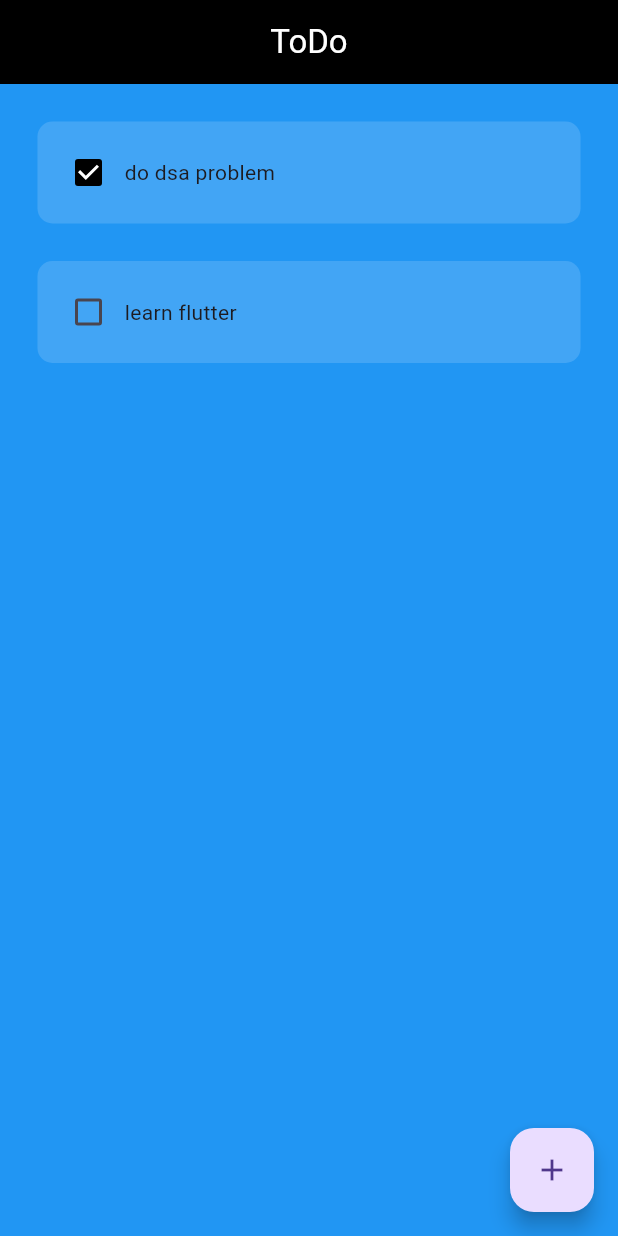
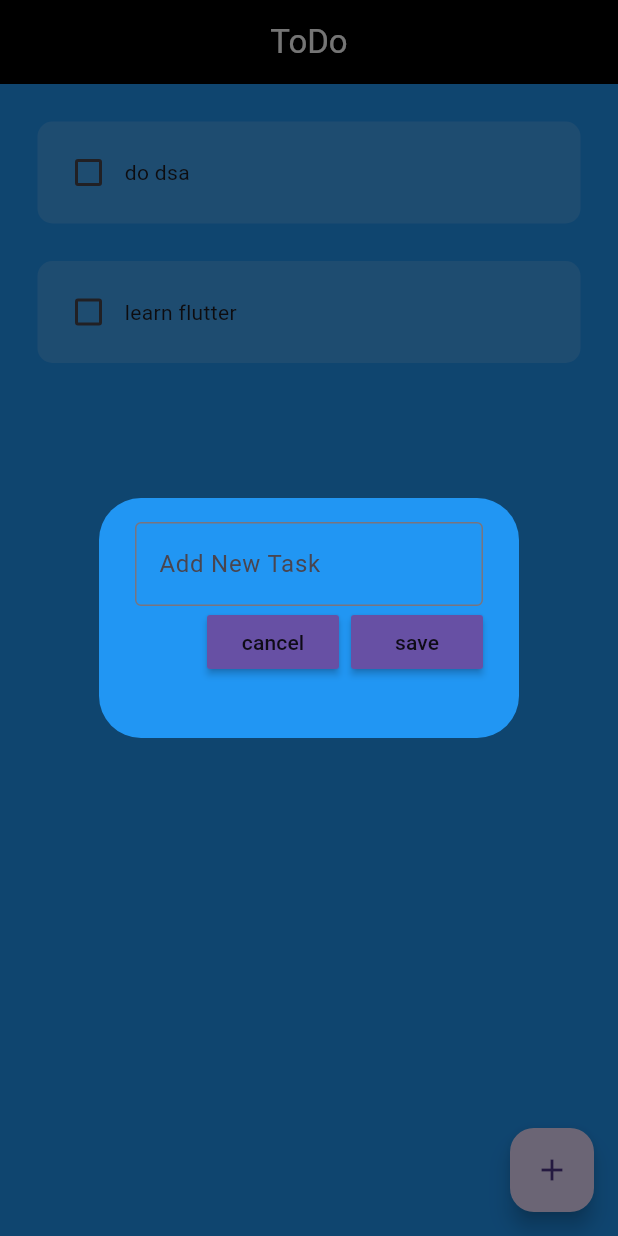
Before and after one commit to abhishekdotapp/Todo, a Flutter app: the screen it shows after launch, after a tap on the "add" icon, on a phone screen of 412 x 824 dp. Run offline on Flutter 3.47's test engine with Material 3 defaults, Android fonts, the phone set to English and light mode, and no system bars.

Commit message:
save task complete

```diff
--- a/lib/pages/home_page.dart
+++ b/lib/pages/home_page.dart
@@ -1,6 +1,6 @@
 import 'package:flutter/material.dart';
 import 'package:myapp/utils/todo_tile.dart';
-import 'package:myapp/utils/dialog_box.dart'
+import 'package:myapp/utils/dialog_box.dart';
 
 class HomePage extends StatefulWidget {
   const HomePage({super.key});
@@ -13,31 +13,38 @@ class _HomePageState extends State<HomePage> {
   void check() {
     print('hwllo');
   }
+
+  List todoList = [
+    ['do dsa', false],
+    ['learn flutter', false]
+  ];
+
   final _controller = TextEditingController();
   void checkBoxClicked(bool? value, int index) {
     setState(() {
-      todolist[index][1] = !todolist[index][1];
+      todoList[index][1] = !todoList[index][1];
     });
   }
 
-  void saveNewTask(){
-    setState((){
-      todoList.add([_controller.text,false]);
+  void saveNewTask() {
+    setState(() {
+      todoList.add([_controller.text, false]);
       _controller.clear();
-    })
+    });
     Navigator.of(context).pop();
   }
 
-  void createNewTask(){
-    showDialog(context: context, builder: (context){
-      return DialogBox(controller: _controller, onSave: saveNewTask, onCancel: () => Navigator.of(context).pop());
-    },);
+  void createNewTask() {
+    showDialog(
+      context: context,
+      builder: (context) {
+        return DialogBox(
+            controller: _controller,
+            onSave: saveNewTask,
+            onCancel: () => Navigator.of(context).pop());
+      },
+    );
   }
-
-  List todolist = [
-    ["do dsa problem", true],
-    ["learn flutter", false],
-  ];
 
   @override
   Widget build(BuildContext context) {
@@ -52,15 +59,15 @@ class _HomePageState extends State<HomePage> {
         backgroundColor: Colors.black,
       ),
       floatingActionButton: FloatingActionButton(
-        onPressed: check,
+        onPressed: createNewTask,
         child: Icon(Icons.add),
       ),
       body: ListView.builder(
-        itemCount: todolist.length,
+        itemCount: todoList.length,
         itemBuilder: (context, index) {
           return TodoTile(
-              taskname: todolist[index][0],
-              taskComplete: todolist[index][1],
+              taskname: todoList[index][0],
+              taskComplete: todoList[index][1],
               onChanged: (value) => checkBoxClicked(value, index));
         },
       ),
--- a/lib/utils/dialog_box.dart
+++ b/lib/utils/dialog_box.dart
@@ -7,7 +7,7 @@ class DialogBox extends StatelessWidget {
   final controller;
   VoidCallback onSave;
   VoidCallback onCancel;
-  const DialogBox({
+   DialogBox({
     super.key,
     required this.controller,
     required this.onSave,
@@ -16,7 +16,7 @@ class DialogBox extends StatelessWidget {
 
   @override
   Widget build(BuildContext context) {
-    return const AlertDialog(
+    return  AlertDialog(
       backgroundColor: Colors.blue,
       content: Container(
         height: 120,
@@ -32,13 +32,13 @@ class DialogBox extends StatelessWidget {
             Row(
               mainAxisAlignment: MainAxisAlignment.end,
               children: [
-                MyButton(text: 'cancel', onPressed: () {}),
-                const SizedBoxed(
+                MyButton(text: 'cancel', onPressed: onCancel),
+                const SizedBox (
                   width: 8,
                 ),
                 MyButton(
                   text: 'save',
-                  onPressed: () {},
+                  onPressed: onSave,
                 ),
               ],
             ),
```
